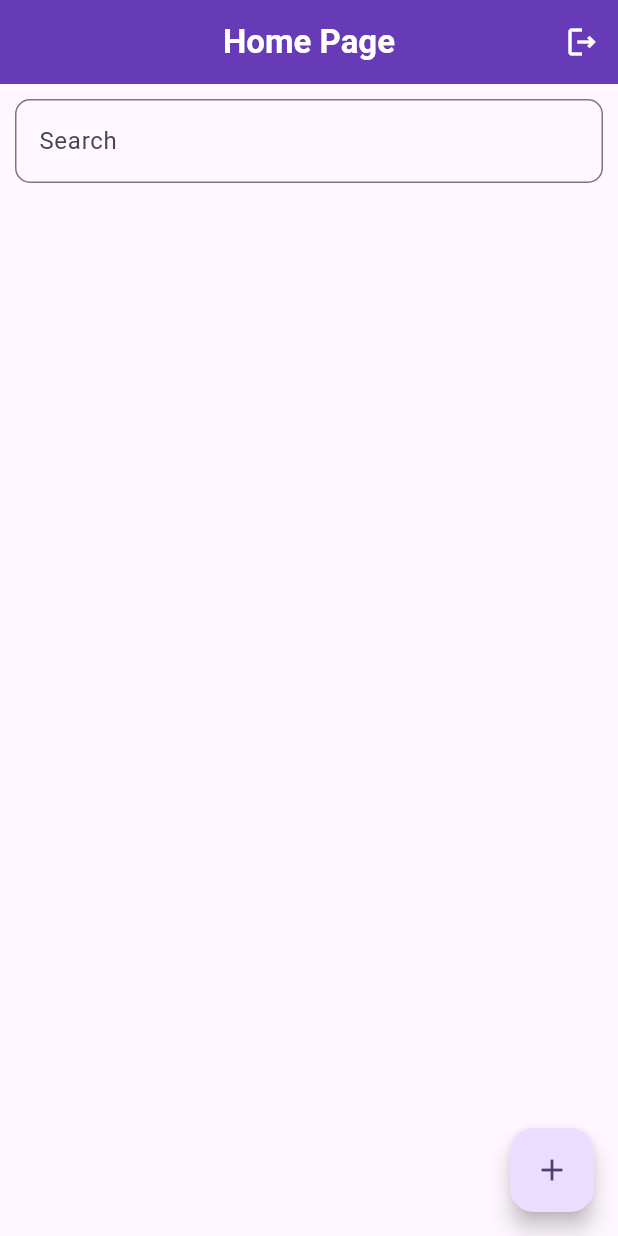
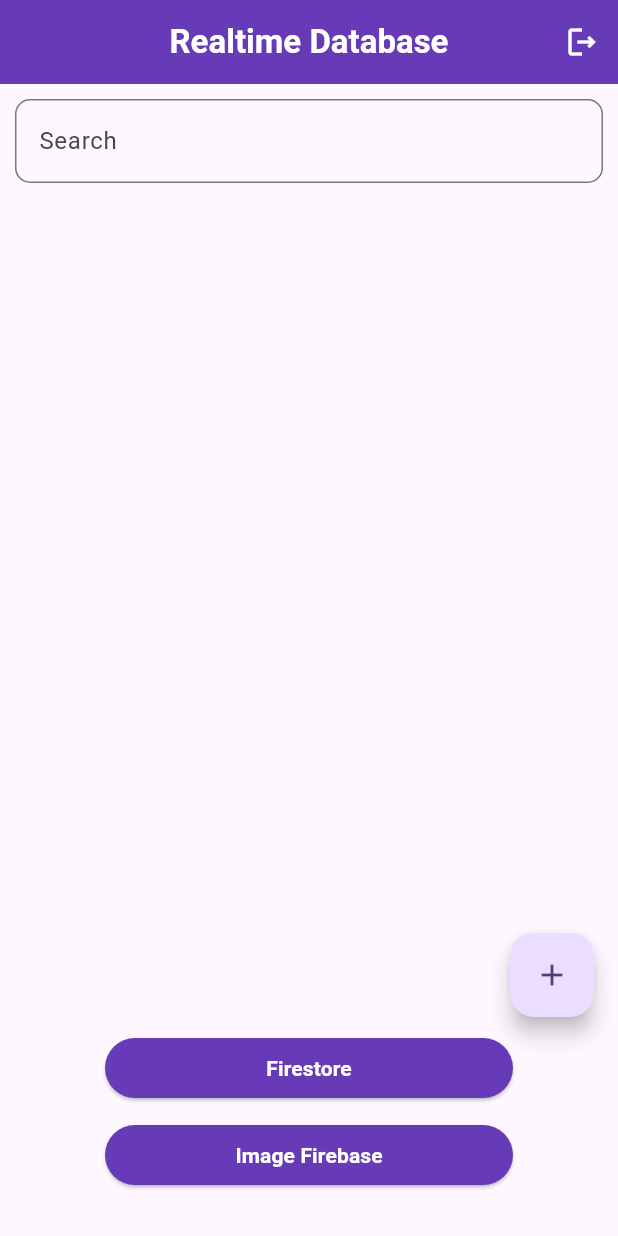
Before and after one commit to rathaurkaushik/firebase_app, a Flutter app: the HomePage screen opened directly, on a phone screen of 412 x 824 dp. Run offline on Flutter 3.47's test engine with Material 3 defaults, Android fonts, the phone set to English and light mode, and no system bars; drawn by our look-alikes of firebase_database; our stand-ins replace cloud_firestore, firebase_auth, firebase_core, fluttertoast; missing offline and left inert: dart:ffi; accounts and stored records are empty.

Commit message:
Add firestore in appliction

```diff
--- a/lib/firebase_services/splash_service.dart
+++ b/lib/firebase_services/splash_service.dart
@@ -3,7 +3,7 @@
 import 'dart:async';
 
 import 'package:authenticate/pages/auth/login_page.dart';
-import 'package:authenticate/pages/home_page.dart';
+import 'package:authenticate/pages/firebase_realtime/home_page.dart';
 import 'package:firebase_auth/firebase_auth.dart';
 import 'package:flutter/material.dart';
 
--- a/lib/pages/auth/login_page.dart
+++ b/lib/pages/auth/login_page.dart
@@ -1,6 +1,6 @@
 import 'package:authenticate/pages/auth/phone_auth_page.dart';
 import 'package:authenticate/pages/auth/signUp_page.dart';
-import 'package:authenticate/pages/home_page.dart';
+import 'package:authenticate/pages/firebase_realtime/home_page.dart';
 import 'package:authenticate/utils/utils.dart';
 import 'package:authenticate/widgets/button.dart';
 import 'package:flutter/material.dart';
--- a/lib/pages/auth/otp_verify_page.dart
+++ b/lib/pages/auth/otp_verify_page.dart
@@ -1,4 +1,4 @@
-import 'package:authenticate/pages/home_page.dart';
+import 'package:authenticate/pages/firebase_realtime/home_page.dart';
 import 'package:authenticate/utils/utils.dart';
 import 'package:authenticate/widgets/button.dart';
 import 'package:flutter/material.dart';
--- a/lib/pages/auth/signUp_page.dart
+++ b/lib/pages/auth/signUp_page.dart
@@ -1,4 +1,4 @@
-import 'package:authenticate/pages/home_page.dart';
+import 'package:authenticate/pages/firebase_realtime/home_page.dart';
 import 'package:authenticate/utils/utils.dart';
 import 'package:firebase_auth/firebase_auth.dart';
 import 'package:authenticate/widgets/button.dart';
--- a/lib/pages/add_post.dart
+++ b/lib/pages/firebase_realtime/add_post.dart
@@ -41,7 +41,8 @@ class _AddPostState extends State<AddPost> {
 
   @override
   Widget build(BuildContext context) {
-    return Scaffold(
+    return
+      Scaffold(
       appBar: AppBar(
         backgroundColor: Colors.deepPurple,
         title: Text(
--- a/lib/pages/home_page.dart
+++ b/lib/pages/firebase_realtime/home_page.dart
@@ -1,4 +1,7 @@
-import 'package:authenticate/pages/add_post.dart';
+import 'dart:ffi';
+
+import 'package:authenticate/pages/firebase_firestore/home_page.dart';
+import 'package:authenticate/pages/firebase_realtime/add_post.dart';
 import 'package:authenticate/pages/auth/login_page.dart';
 import 'package:authenticate/utils/utils.dart';
 import 'package:flutter/material.dart';
@@ -34,12 +37,13 @@ class _HomePageState extends State<HomePage> {
         ],
         centerTitle: true,
         title: Text(
-          'Home Page',
+          'Realtime Database',
           style: TextStyle(color: Colors.white, fontWeight: FontWeight.bold),
         ),
         backgroundColor: Colors.deepPurple,
       ),
-      body: Column(
+      body:
+      Column(
         children: [
           SizedBox(
             height: 10,
@@ -98,15 +102,45 @@ class _HomePageState extends State<HomePage> {
                 return Container();
               }
             },
-          ))
+          )),
+
+          SizedBox(
+            width: double.infinity,
+            child: Padding(
+              padding: const EdgeInsets.symmetric(horizontal: 70.0,vertical: 10),
+              child: ElevatedButton(onPressed: (){
+                Navigator.push(context, MaterialPageRoute(builder: (context)=> HomePageFirestore()));
+              }, child: Text('Firestore', style: TextStyle(fontWeight: FontWeight.bold,color: Colors.white),),
+              style: ButtonStyle(backgroundColor:  WidgetStatePropertyAll(Colors.deepPurple)),
+
+              ),
+            ),
+          ),
+
+          SizedBox(
+            width: double.infinity,
+            child: Padding(
+              padding: const EdgeInsets.symmetric(horizontal: 70.0),
+              child: ElevatedButton(onPressed: (){
+                Navigator.push(context, MaterialPageRoute(builder: (context)=> HomePageFirestore()));
+              }, child: Text('Image Firebase', style: TextStyle(fontWeight: FontWeight.bold,color: Colors.white),),
+                style: ButtonStyle(backgroundColor:  WidgetStatePropertyAll(Colors.deepPurple)),
+
+              ),
+            ),
+          ),
+          SizedBox(height: 30,),
         ],
       ),
-      floatingActionButton: FloatingActionButton(
-          child: Icon(Icons.add),
-          onPressed: () {
-            Navigator.push(
-                context, MaterialPageRoute(builder: (context) => AddPost()));
-          }),
+      floatingActionButton: Padding(
+        padding: const EdgeInsets.only(bottom: 130.0),
+        child: FloatingActionButton(
+            child: Icon(Icons.add),
+            onPressed: () {
+              Navigator.push(
+                  context, MaterialPageRoute(builder: (context) => AddPost()));
+            }),
+      ),
     );
   }
 
--- a/pubspec.yaml
+++ b/pubspec.yaml
@@ -50,6 +50,7 @@ dev_dependencies:
   firebase_storage: ^12.3.4
   firebase_core: ^3.6.0
   fluttertoast: ^8.2.8
+  cloud_firestore: ^5.5.0
   firebase_database: ^11.1.4
 # For information on the generic Dart part of this file, see the
 # following page: https://dart.dev/tools/pub/pubspec
```
Also changed, not shown: lib/pages/firebase_firestore/add_post.dart (added, +76 -0 lines), lib/pages/firebase_firestore/home_page.dart (added, +105 -0 lines), pubspec.lock, 3 other files.
